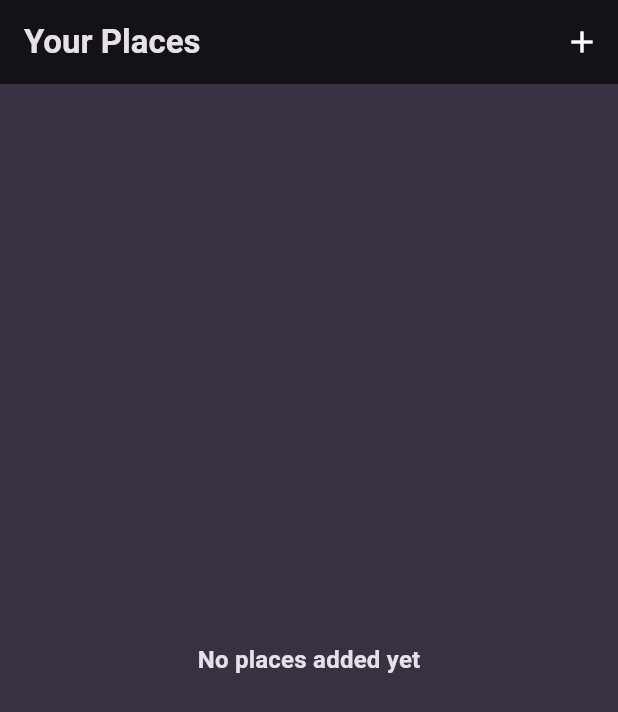
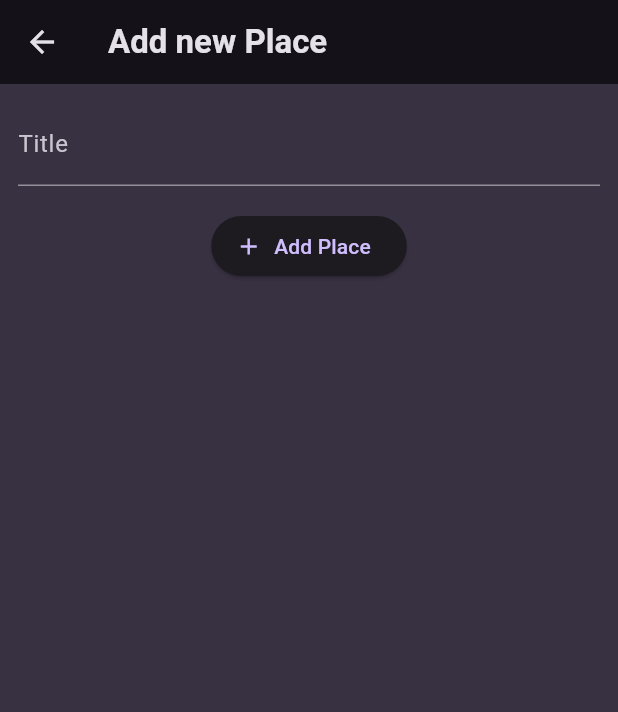
Before and after one commit to anish77/favorite_places, a Flutter app: the screen it shows after launch, after a tap on the "add" icon, on a phone screen of 412 x 824 dp. Shown: the top 712 px of the screen. Run offline on Flutter 3.47's test engine with Material 3 defaults, Android fonts, the phone set to English and light mode, and no system bars; our stand-ins replace google_fonts.

Commit message:
add new page "add places"

```diff
--- a/lib/screens/add_places.dart
+++ b/lib/screens/add_places.dart
@@ -0,0 +1,49 @@
+import 'package:flutter/material.dart';
+
+class AddPlaceScreen extends StatefulWidget {
+  const AddPlaceScreen({super.key});
+
+  @override
+  State<AddPlaceScreen> createState() => _AddPlaceScreenState();
+}
+
+class _AddPlaceScreenState extends State<AddPlaceScreen> {
+  final _titleController = TextEditingController();
+
+  @override
+  void dispose() {
+    _titleController.dispose();
+    super.dispose();
+  }
+
+  @override
+  Widget build(BuildContext context) {
+    return Scaffold(
+      appBar: AppBar(
+        title: Text('Add new Place'),
+      ),
+      body: SingleChildScrollView(
+        padding: EdgeInsets.all(12),
+        child: Column(
+          children: [
+            TextField(
+              decoration: InputDecoration(labelText: 'Title'),
+              controller: _titleController,
+              style: TextStyle(
+                color: Theme.of(context).colorScheme.onBackground,
+              ),
+            ),
+            SizedBox(
+              height: 16,
+            ),
+            ElevatedButton.icon(
+              onPressed: () {},
+              icon: Icon(Icons.add),
+              label: Text('Add Place'),
+            )
+          ],
+        ),
+      ),
+    );
+  }
+}
--- a/lib/screens/places.dart
+++ b/lib/screens/places.dart
@@ -1,3 +1,4 @@
+import 'package:favorite_places/screens/add_places.dart';
 import 'package:favorite_places/widgets/places_list.dart';
 import 'package:flutter/material.dart';
 
@@ -16,7 +17,11 @@ class PlaceScreen extends StatelessWidget {
               color: Colors.white,
             ),
             onPressed: () {
-              // handle the press
+              Navigator.of(context).push(
+                MaterialPageRoute(
+                  builder: (ctx) => AddPlaceScreen(),
+                ),
+              );
             },
           ),
         ],
```
